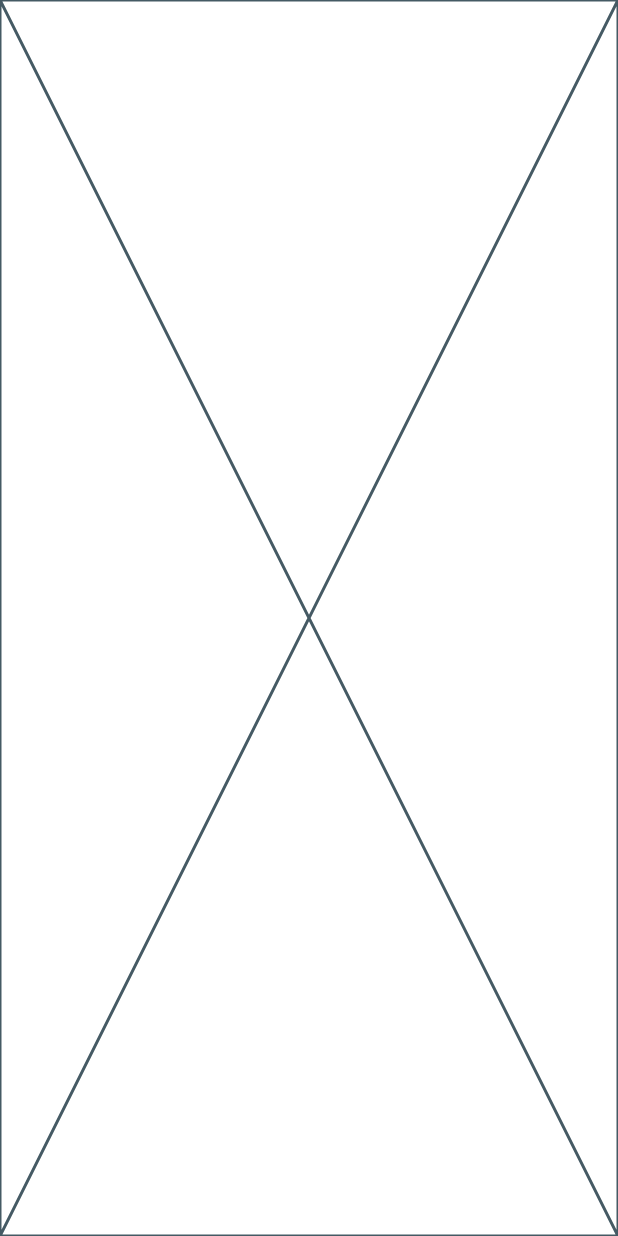
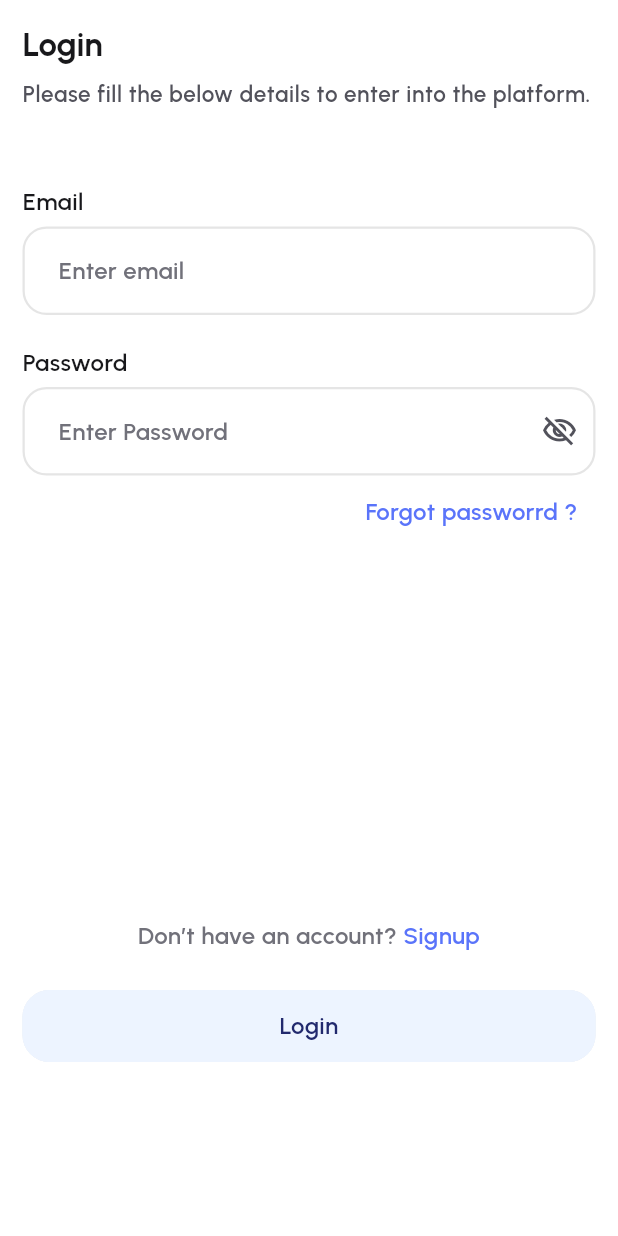
Before and after one commit to joshijoe05/HMS_App, a Flutter app: the screen it shows after launch, on a phone screen of 412 x 824 dp. Run offline on Flutter 3.47's test engine with Material 3 defaults, Android fonts, the light colour scheme and no system bars; our stand-ins replace connectivity_plus, flutter_easyloading, fpdart, get_it, go_router, google_fonts and 3 more.

Commit message:
feat : login screen ui and api integration

```diff
--- /dev/null
+++ b/lib/core/common/widgets/text_button.dart
@@ -0,0 +1,26 @@
+import 'package:flutter/material.dart';
+import 'package:hms_app/core/theme/colors.dart';
+
+class CustomTextButton extends StatelessWidget {
+  final String text;
+  final Color? color;
+  final VoidCallback onTap;
+  const CustomTextButton({super.key, required this.text, this.color, required this.onTap});
+
+  @override
+  Widget build(BuildContext context) {
+    var textTheme = Theme.of(context).textTheme;
+    return TextButton(
+      style: TextButton.styleFrom(
+        shape: RoundedRectangleBorder(borderRadius: BorderRadius.circular(12)),
+      ),
+      onPressed: onTap,
+      child: Text(
+        text,
+        style: textTheme.bodyMedium?.copyWith(
+          color: color ?? AppColors.primaryColor500,
+        ),
+      ),
+    );
+  }
+}
--- a/lib/core/constants/api_endpoints.dart
+++ b/lib/core/constants/api_endpoints.dart
@@ -2,5 +2,6 @@ class ApiEndpoints {
   static String baseUrl = "https://rgukt-hms.vercel.app/api/v1";
 
   static String signUpEndpoint = "$baseUrl/auth/register";
+  static String loginEndpoint = "$baseUrl/auth/login";
   static String refreshAccesstoken = "$baseUrl/auth/get-access-token";
 }
--- a/lib/core/network/api_repository_impl.dart
+++ b/lib/core/network/api_repository_impl.dart
@@ -82,6 +82,7 @@ class ApiRepositoryImpl implements ApiRepository {
   Future<Map<String, String>> _getHeaders({bool isProtected = true}) async {
     Map<String, String> headers = {};
     String? accessToken = userProvider.accessToken;
+    headers["Content-Type"] = "application/json";
     if (isProtected) {
       if (accessToken == null) {
         SnackbarService.showSnackbar("Session Expired. Please login again");
--- a/lib/features/auth/data/repositories/auth_repository_impl.dart
+++ b/lib/features/auth/data/repositories/auth_repository_impl.dart
@@ -3,6 +3,7 @@ import 'package:hms_app/core/error/exceptions.dart';
 import 'package:hms_app/core/error/failure.dart';
 import 'package:hms_app/features/auth/data/datasources/auth_remote_data_source.dart';
 import 'package:hms_app/features/auth/domain/repositories/auth_repository.dart';
+import 'package:hms_app/features/auth/domain/usecases/user_login.dart';
 import 'package:hms_app/features/auth/domain/usecases/user_sign_up.dart';
 
 class AuthRepositoryImpl implements AuthRepository {
@@ -18,4 +19,14 @@ class AuthRepositoryImpl implements AuthRepository {
       return left(Failure(e.message));
     }
   }
+
+  @override
+  Future<Either<Failure, Map<String, dynamic>>> login({required UserLoginParams params}) async {
+    try {
+      final res = await remoteDataSource.login(params: params);
+      return right(res);
+    } on ServerException catch (e) {
+      return left(Failure(e.message));
+    }
+  }
 }
--- a/lib/features/auth/domain/repositories/auth_repository.dart
+++ b/lib/features/auth/domain/repositories/auth_repository.dart
@@ -1,7 +1,9 @@
 import 'package:fpdart/fpdart.dart';
 import 'package:hms_app/core/error/failure.dart';
+import 'package:hms_app/features/auth/domain/usecases/user_login.dart';
 import 'package:hms_app/features/auth/domain/usecases/user_sign_up.dart';
 
 abstract interface class AuthRepository {
   Future<Either<Failure, void>> signUp({required UserSignUpParams params});
+  Future<Either<Failure, Map<String, dynamic>>> login({required UserLoginParams params});
 }
--- /dev/null
+++ b/lib/features/auth/domain/usecases/user_login.dart
@@ -0,0 +1,27 @@
+import 'package:fpdart/fpdart.dart';
+import 'package:hms_app/core/error/failure.dart';
+import 'package:hms_app/core/usecases/usecase.dart';
+import 'package:hms_app/features/auth/domain/repositories/auth_repository.dart';
+
+class UserLogin implements UseCase<void, UserLoginParams> {
+  AuthRepository authRepository;
+  UserLogin(this.authRepository);
+  @override
+  Future<Either<Failure, Map<String, dynamic>>> call(UserLoginParams params) async {
+    return await authRepository.login(params: params);
+  }
+}
+
+class UserLoginParams {
+  final String email;
+  final String password;
+
+  UserLoginParams({required this.email, required this.password});
+
+  Map<String, dynamic> toMap() {
+    return <String, dynamic>{
+      'email': email,
+      'password': password,
+    };
+  }
+}
--- a/lib/features/auth/presentation/pages/login_screen.dart
+++ b/lib/features/auth/presentation/pages/login_screen.dart
@@ -1,4 +1,15 @@
+import 'package:flutter/gestures.dart';
 import 'package:flutter/material.dart';
+import 'package:hms_app/core/common/widgets/button.dart';
+import 'package:hms_app/core/common/widgets/text_button.dart';
+import 'package:hms_app/core/common/widgets/text_field.dart';
+import 'package:hms_app/core/helper/dimensions.dart';
+import 'package:hms_app/core/helper/sized_box_ext.dart';
+import 'package:hms_app/core/navigation/go_router.dart';
+import 'package:hms_app/core/navigation/routes.dart';
+import 'package:hms_app/core/theme/colors.dart';
+import 'package:hms_app/features/auth/presentation/provider/auth_provider.dart';
+import 'package:provider/provider.dart';
 
 class LoginScreen extends StatefulWidget {
   const LoginScreen({super.key});
@@ -8,8 +19,129 @@ class LoginScreen extends StatefulWidget {
 }
 
 class _LoginScreenState extends State<LoginScreen> {
+  final _loginKey = GlobalKey<FormState>();
+  late AuthProvider authProvider;
+
+  @override
+  void initState() {
+    super.initState();
+    authProvider = context.read<AuthProvider>();
+    authProvider.emailLoginController.addListener(_updateState);
+    authProvider.passwordLoginController.addListener(_updateState);
+  }
+
+  void _updateState() {
+    if (mounted) {
+      setState(() {});
+    }
+  }
+
+  @override
+  void dispose() {
+    authProvider.emailLoginController.removeListener(_updateState);
+    authProvider.passwordLoginController.removeListener(_updateState);
+    super.dispose();
+  }
+
   @override
   Widget build(BuildContext context) {
-    return const Placeholder();
+    var textTheme = Theme.of(context).textTheme;
+    return Scaffold(
+      resizeToAvoidBottomInset: false,
+      body: SafeArea(
+        child: Padding(
+          padding: const EdgeInsets.all(15),
+          child: SingleChildScrollView(
+            child: Column(
+              crossAxisAlignment: CrossAxisAlignment.start,
+              children: [
+                Text(
+                  "Login",
+                  style: textTheme.headlineMedium,
+                ),
+                10.height,
+                Text(
+                  "Please fill the below details to enter into the platform.",
+                  style: textTheme.bodySmall?.copyWith(fontSize: 15, color: AppColors.grey600),
+                ),
+                50.height,
+                Form(
+                  key: _loginKey,
+                  child: Column(
+                    children: [
+                      CustomTextField(
+                        heading: "Email",
+                        textEditingController: authProvider.emailLoginController,
+                        hintText: "Enter email",
+                        keyboardType: TextInputType.emailAddress,
+                      ),
+                      20.height,
+                      Consumer<AuthProvider>(builder: (context, data, _) {
+                        return CustomTextField(
+                          heading: "Password",
+                          textEditingController: authProvider.passwordLoginController,
+                          hintText: "Enter Password",
+                          isObscure: !data.showPassword,
+                          keyboardType: TextInputType.visiblePassword,
+                          suffix: IconButton(
+                            onPressed: () {
+                              data.togglePassword();
+                            },
+                            icon: Icon(
+                              data.showPassword ? Icons.visibility_outlined : Icons.visibility_off_outlined,
+                              size: 24,
+                              color: AppColors.grey600,
+                            ),
+                          ),
+                        );
+                      }),
+                    ],
+                  ),
+                ),
+                Align(
+                  alignment: Alignment.centerRight,
+                  child: CustomTextButton(
+                    text: "Forgot passworrd ?",
+                    onTap: () {
+                      // router.push(Routes.forgotPass);
+                    },
+                  ),
+                ),
+                (Dimensions.getHeight(context) * 0.3).round().height,
+                Center(
+                  child: RichText(
+                    textAlign: TextAlign.center,
+                    text: TextSpan(
+                      text: "Don’t have an account? ",
+                      style: textTheme.bodyMedium?.copyWith(color: AppColors.grey500),
+                      children: [
+                        TextSpan(
+                          text: "Signup",
+                          style: textTheme.bodyMedium?.copyWith(color: AppColors.primaryColor500),
+                          recognizer: TapGestureRecognizer()
+                            ..onTap = () {
+                              router.replace(Routes.signUp);
+                            },
+                        )
+                      ],
+                    ),
+                  ),
+                ),
+                25.height,
+                CustomButton(
+                  isEnabled: authProvider.emailLoginController.text.trim().isNotEmpty &&
+                      authProvider.passwordLoginController.text.trim().isNotEmpty,
+                  onTap: () async {
+                    await authProvider.login();
+                  },
+                  title: "Login",
+                ),
+                15.height,
+              ],
+            ),
+          ),
+        ),
+      ),
+    );
   }
 }
--- a/lib/features/auth/presentation/provider/auth_provider.dart
+++ b/lib/features/auth/presentation/provider/auth_provider.dart
@@ -1,13 +1,24 @@
 import 'package:flutter/material.dart';
 import 'package:flutter_easyloading/flutter_easyloading.dart';
+import 'package:hms_app/core/common/provider/user_provider.dart';
 import 'package:hms_app/core/helper/snackbar.dart';
 import 'package:hms_app/core/navigation/go_router.dart';
 import 'package:hms_app/core/navigation/routes.dart';
+import 'package:hms_app/features/auth/domain/usecases/user_login.dart';
 import 'package:hms_app/features/auth/domain/usecases/user_sign_up.dart';
+import 'package:shared_preferences/shared_preferences.dart';
 
 class AuthProvider extends ChangeNotifier {
   UserSignUp userSignUp;
-  AuthProvider(this.userSignUp);
+  UserProvider userProvider;
+  SharedPreferences prefs;
+  UserLogin userLogin;
+  AuthProvider(
+    this.userSignUp,
+    this.prefs,
+    this.userProvider,
+    this.userLogin,
+  );
 
   bool showPassword = false;
   bool showCreatePass = false;
@@ -71,4 +82,31 @@ class AuthProvider extends ChangeNotifier {
       },
     );
   }
+
+  void clearLoginData() {
+    emailLoginController.clear();
+    passwordLoginController.clear();
+  }
+
+  Future<bool> login() async {
+    EasyLoading.show();
+    final response = await userLogin(
+        UserLoginParams(email: emailLoginController.text.trim(), password: passwordLoginController.text.trim()));
+    EasyLoading.dismiss();
+    response.fold(
+      (l) async {
+        SnackbarService.showSnackbar(l.message);
+      },
+      (r) {
+        SnackbarService.showSnackbar("Login Successful");
+        prefs.setString("accessToken", r['data']['accessToken']);
+        prefs.setString("refreshToken", r['data']['refreshToken']);
+        userProvider.loadTokens();
+        clearLoginData();
+        // router.go(Routes.bottomNav);
+        return true;
+      },
+    );
+    return false;
+  }
 }
```
Also changed, not shown: lib/features/auth/data/datasources/auth_remote_data_source.dart (+17 -0 lines), lib/init_dependencies.dart (+7 -0 lines).
